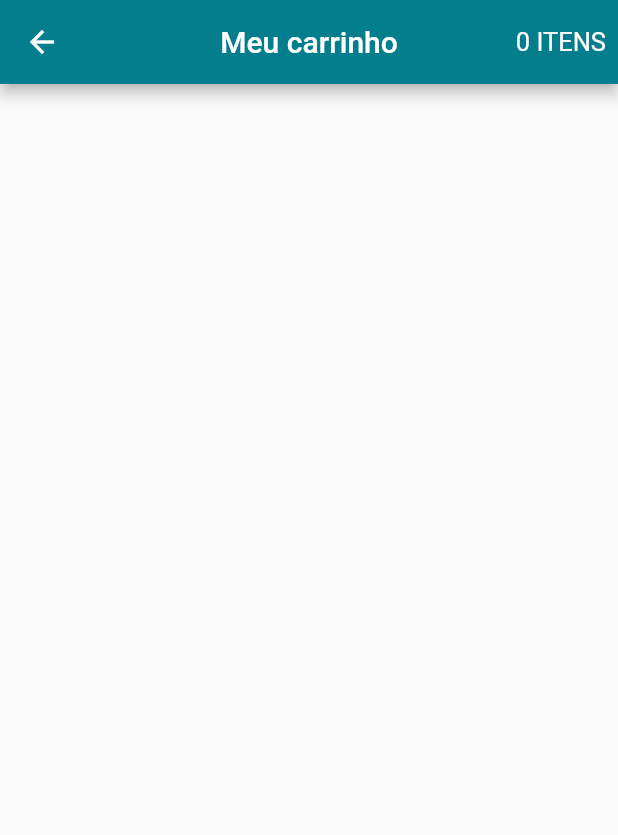
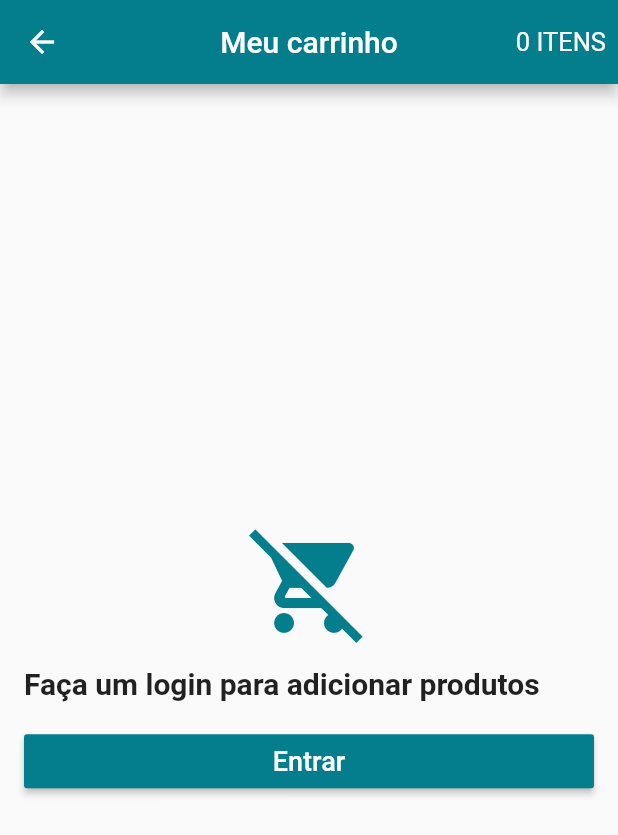
Before and after one commit to brenomacedo/flutter-clothing, a Flutter app: the CartScreen screen opened directly, on a phone screen of 412 x 824 dp. Shown: the top 835 px of the screen. Run offline on Flutter 3.47's test engine with Material 2 defaults, Android fonts, the phone set to English and light mode, and no system bars; our stand-ins replace carousel_pro, cloud_firestore, firebase_auth, firebase_core, transparent_image; accounts and stored records are empty.

Commit message:
cart screen

```diff
--- a/lib/models/cart_model.dart
+++ b/lib/models/cart_model.dart
@@ -8,6 +8,8 @@ class CartModel extends Model {
 
   List<CartProduct> products = [];
   UserModel user;
+
+  bool isLoading = false;
 
   static CartModel of(BuildContext context) {
     return ScopedModel.of<CartModel>(context);
--- a/lib/screens/cart_screen.dart
+++ b/lib/screens/cart_screen.dart
@@ -1,6 +1,8 @@
 import 'package:flutter/material.dart';
 import 'package:scoped_model/scoped_model.dart';
 import 'package:virtual_store/models/cart_model.dart';
+import 'package:virtual_store/models/user_model.dart';
+import 'package:virtual_store/screens/login_screen.dart';
 
 class CartScreen extends StatelessWidget {
 
@@ -25,6 +27,39 @@ class CartScreen extends StatelessWidget {
           )
         ],
       ),
+      body: ScopedModelDescendant<CartModel>(
+        builder: (context, child, model) {
+          if(model.isLoading && UserModel.of(context).isLoggedIn())
+            return Center(child: CircularProgressIndicator());
+
+          if(!UserModel.of(context).isLoggedIn())
+            return Container(
+              padding: EdgeInsets.all(16.0),
+              child: Column(
+                children: [
+                  Icon(Icons.remove_shopping_cart, size: 80.0, color: Theme.of(context).primaryColor),
+                  SizedBox(height: 16.0),
+                  Text("Faça um login para adicionar produtos",
+                  style: TextStyle(fontSize: 20.0, fontWeight: FontWeight.bold)),
+                  SizedBox(height: 16.0),
+                  RaisedButton(child: Text("Entrar", style: TextStyle(fontSize: 18.0)),
+                  textColor: Colors.white, color: Theme.of(context).primaryColor,
+                  onPressed: () {
+                    Navigator.of(context).push(MaterialPageRoute(builder: (context) => LoginScreen()));
+                  })
+                ],
+                crossAxisAlignment: CrossAxisAlignment.stretch,
+                mainAxisAlignment: MainAxisAlignment.center,
+              ),
+            );
+
+          if(model.products == null || model.products.length == 10)
+            return Center(child: Text("Nenhum produto no carrinho", style: TextStyle(fontSize: 20,
+            fontWeight: FontWeight.bold), textAlign: TextAlign.center));
+
+
+        },
+      ),
     );
   }
 }
```
